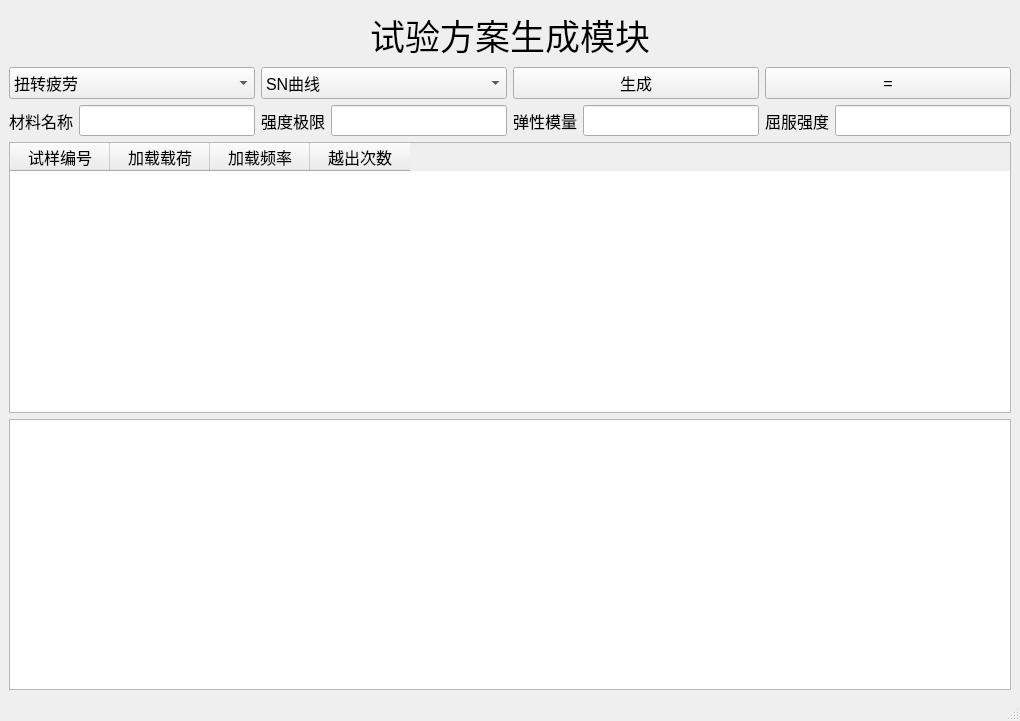
First picture: the form in mainwindow.ui, repository shisiyuan2011/experiment_create_sys, before the edit.
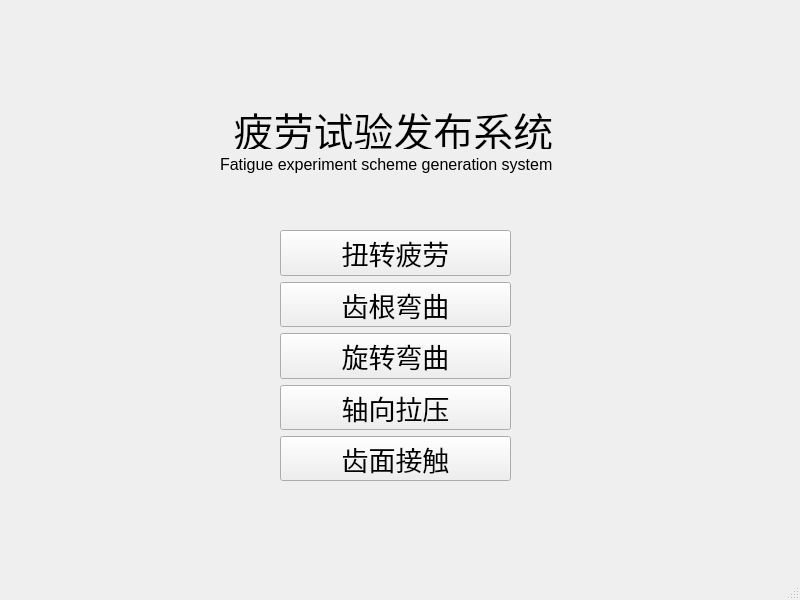
Second picture: the form after the edit.

Patch:
```diff
--- a/mainwindow.ui
+++ b/mainwindow.ui
@@ -6,229 +6,108 @@
    <rect>
     <x>0</x>
     <y>0</y>
-    <width>1020</width>
-    <height>721</height>
+    <width>800</width>
+    <height>600</height>
    </rect>
   </property>
   <property name="windowTitle">
    <string>MainWindow</string>
   </property>
   <widget class="QWidget" name="centralwidget">
+   <widget class="QWidget" name="layoutWidget">
+    <property name="geometry">
+     <rect>
+      <x>280</x>
+      <y>230</y>
+      <width>231</width>
+      <height>251</height>
+     </rect>
+    </property>
    <layout class="QVBoxLayout" name="verticalLayout_2">
     <item>
-     <layout class="QVBoxLayout" name="verticalLayout" stretch="0,0,0,0,0">
-      <item>
-       <widget class="QLabel" name="label_5">
+      <widget class="QPushButton" name="toration">
         <property name="font">
          <font>
-          <family>AcadEref</family>
-          <pointsize>26</pointsize>
-         </font>
-        </property>
-        <property name="text">
-         <string>试验方案生成模块</string>
-        </property>
-        <property name="alignment">
-         <set>Qt::AlignCenter</set>
-        </property>
-       </widget>
-      </item>
-      <item>
-       <layout class="QHBoxLayout" name="horizontalLayout">
-        <item>
-         <widget class="QComboBox" name="LoadType">
-          <property name="sizePolicy">
-           <sizepolicy hsizetype="Preferred" vsizetype="Minimum">
-            <horstretch>0</horstretch>
-            <verstretch>0</verstretch>
-           </sizepolicy>
-          </property>
-          <property name="font">
-           <font>
-            <pointsize>12</pointsize>
-           </font>
-          </property>
-          <item>
+         <pointsize>20</pointsize>
+        </font>
+       </property>
            <property name="text">
             <string>扭转疲劳</string>
            </property>
+      </widget>
           </item>
           <item>
+      <widget class="QPushButton" name="gearben">
+       <property name="font">
+        <font>
+         <pointsize>20</pointsize>
+        </font>
+       </property>
+       <property name="text">
+        <string>齿根弯曲</string>
+       </property>
+      </widget>
+     </item>
+     <item>
+      <widget class="QPushButton" name="rotoate">
+       <property name="font">
+        <font>
+         <pointsize>20</pointsize>
+        </font>
+       </property>
            <property name="text">
             <string>旋转弯曲</string>
            </property>
+      </widget>
           </item>
           <item>
+      <widget class="QPushButton" name="pushpull">
+       <property name="font">
+        <font>
+         <pointsize>20</pointsize>
+        </font>
+       </property>
            <property name="text">
             <string>轴向拉压</string>
            </property>
+      </widget>
           </item>
           <item>
+      <widget class="QPushButton" name="geartouch">
+       <property name="font">
+        <font>
+         <pointsize>20</pointsize>
+        </font>
+       </property>
            <property name="text">
             <string>齿面接触</string>
            </property>
-          </item>
-          <item>
-           <property name="text">
-            <string>齿根弯曲</string>
-           </property>
-          </item>
-         </widget>
-        </item>
-        <item>
-         <widget class="QComboBox" name="GoalType">
-          <property name="sizePolicy">
-           <sizepolicy hsizetype="Preferred" vsizetype="Minimum">
-            <horstretch>0</horstretch>
-            <verstretch>0</verstretch>
-           </sizepolicy>
-          </property>
-          <property name="font">
-           <font>
-            <pointsize>12</pointsize>
-           </font>
-          </property>
-          <item>
-           <property name="text">
-            <string>SN曲线</string>
-           </property>
-          </item>
-          <item>
-           <property name="text">
-            <string>疲劳强度</string>
-           </property>
-          </item>
-          <item>
-           <property name="text">
-            <string>寿命预测</string>
-           </property>
-          </item>
-         </widget>
-        </item>
-        <item>
-         <widget class="QPushButton" name="pushButton">
-          <property name="sizePolicy">
-           <sizepolicy hsizetype="Minimum" vsizetype="Minimum">
-            <horstretch>0</horstretch>
-            <verstretch>0</verstretch>
-           </sizepolicy>
-          </property>
-          <property name="font">
-           <font>
-            <pointsize>12</pointsize>
-           </font>
-          </property>
-          <property name="text">
-           <string>生成</string>
-          </property>
-         </widget>
-        </item>
-        <item>
-         <widget class="QPushButton" name="pushButton_2">
-          <property name="sizePolicy">
-           <sizepolicy hsizetype="Minimum" vsizetype="Minimum">
-            <horstretch>0</horstretch>
-            <verstretch>0</verstretch>
-           </sizepolicy>
-          </property>
-          <property name="font">
-           <font>
-            <pointsize>12</pointsize>
-           </font>
-          </property>
-          <property name="text">
-           <string>=</string>
-          </property>
          </widget>
         </item>
        </layout>
-      </item>
-      <item>
-       <layout class="QHBoxLayout" name="horizontalLayout_2">
+   </widget>
+   <widget class="QWidget" name="layoutWidget_2">
+    <property name="geometry">
+     <rect>
+      <x>220</x>
+      <y>110</y>
+      <width>347</width>
+      <height>64</height>
+     </rect>
+    </property>
+    <layout class="QVBoxLayout" name="verticalLayout">
         <item>
          <widget class="QLabel" name="label">
           <property name="font">
            <font>
-            <family>AcadEref</family>
-            <pointsize>12</pointsize>
+         <pointsize>30</pointsize>
            </font>
           </property>
           <property name="text">
-           <string>材料名称</string>
-          </property>
-         </widget>
-        </item>
-        <item>
-         <widget class="QLineEdit" name="Materials">
-          <property name="sizePolicy">
-           <sizepolicy hsizetype="Expanding" vsizetype="Minimum">
-            <horstretch>0</horstretch>
-            <verstretch>0</verstretch>
-           </sizepolicy>
-          </property>
-          <property name="font">
-           <font>
-            <family>AcadEref</family>
-            <pointsize>12</pointsize>
-           </font>
-          </property>
-         </widget>
-        </item>
-        <item>
-         <widget class="QLabel" name="label_3">
-          <property name="font">
-           <font>
-            <family>AcadEref</family>
-            <pointsize>12</pointsize>
-           </font>
-          </property>
-          <property name="text">
-           <string>强度极限</string>
-          </property>
-         </widget>
-        </item>
-        <item>
-         <widget class="QLineEdit" name="LimitStress">
-          <property name="sizePolicy">
-           <sizepolicy hsizetype="Expanding" vsizetype="Minimum">
-            <horstretch>0</horstretch>
-            <verstretch>0</verstretch>
-           </sizepolicy>
-          </property>
-          <property name="font">
-           <font>
-            <family>AcadEref</family>
-            <pointsize>12</pointsize>
-           </font>
-          </property>
-         </widget>
-        </item>
-        <item>
-         <widget class="QLabel" name="label_4">
-          <property name="font">
-           <font>
-            <family>AcadEref</family>
-            <pointsize>12</pointsize>
-           </font>
-          </property>
-          <property name="text">
-           <string>弹性模量</string>
-          </property>
-         </widget>
-        </item>
-        <item>
-         <widget class="QLineEdit" name="ElasticityModulus">
-          <property name="sizePolicy">
-           <sizepolicy hsizetype="Expanding" vsizetype="Minimum">
-            <horstretch>0</horstretch>
-            <verstretch>0</verstretch>
-           </sizepolicy>
-          </property>
-          <property name="font">
-           <font>
-            <family>AcadEref</family>
-            <pointsize>12</pointsize>
-           </font>
+        <string>疲劳试验发布系统</string>
+       </property>
+       <property name="alignment">
+        <set>Qt::AlignCenter</set>
           </property>
          </widget>
         </item>
@@ -236,68 +115,16 @@
          <widget class="QLabel" name="label_2">
           <property name="font">
            <font>
-            <family>AcadEref</family>
             <pointsize>12</pointsize>
            </font>
           </property>
           <property name="text">
-           <string>屈服强度</string>
+        <string>Fatigue experiment scheme generation system</string>
           </property>
          </widget>
         </item>
-        <item>
-         <widget class="QLineEdit" name="YieldStrength">
-          <property name="sizePolicy">
-           <sizepolicy hsizetype="Expanding" vsizetype="Minimum">
-            <horstretch>0</horstretch>
-            <verstretch>0</verstretch>
-           </sizepolicy>
-          </property>
-          <property name="font">
-           <font>
-            <family>AcadEref</family>
-            <pointsize>12</pointsize>
-           </font>
-          </property>
-         </widget>
-        </item>
-       </layout>
-      </item>
-      <item>
-       <widget class="QTableWidget" name="tableInfo">
-        <property name="font">
-         <font>
-          <pointsize>12</pointsize>
-         </font>
-        </property>
-        <column>
-         <property name="text">
-          <string>试样编号</string>
-         </property>
-        </column>
-        <column>
-         <property name="text">
-          <string>加载载荷</string>
-         </property>
-        </column>
-        <column>
-         <property name="text">
-          <string>加载频率</string>
-         </property>
-        </column>
-        <column>
-         <property name="text">
-          <string>越出次数</string>
-         </property>
-        </column>
-       </widget>
-      </item>
-      <item>
-       <widget class="QTableWidget" name="tableWidget_2"/>
-      </item>
-     </layout>
-    </item>
-   </layout>
+    </layout>
+   </widget>
   </widget>
   <widget class="QMenuBar" name="menubar">
    <property name="geometry">
```
Left out of the diff: 2 changed lines with no effect on the pictures. Lines whose indentation alone changed are shown as unchanged.
